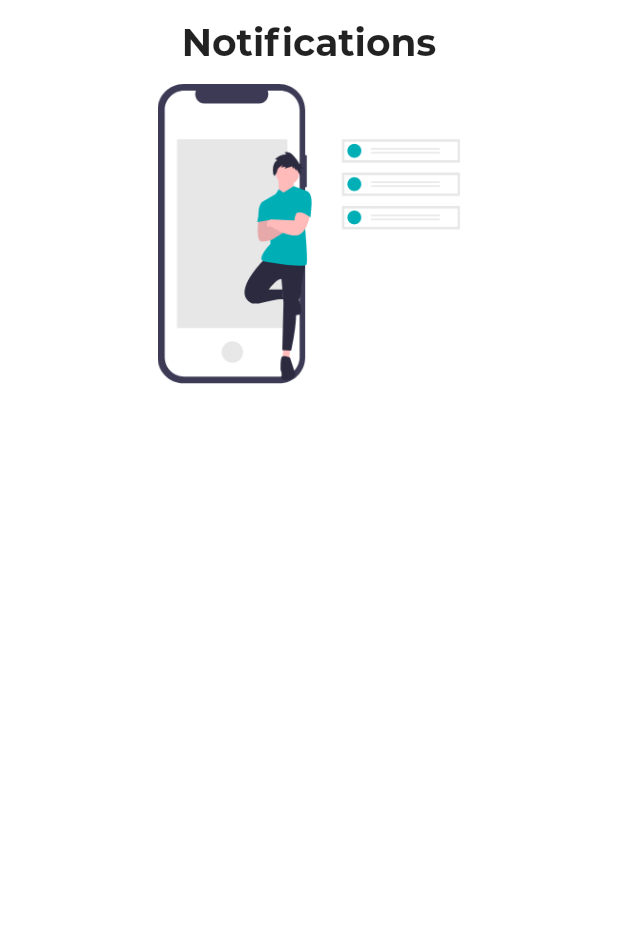
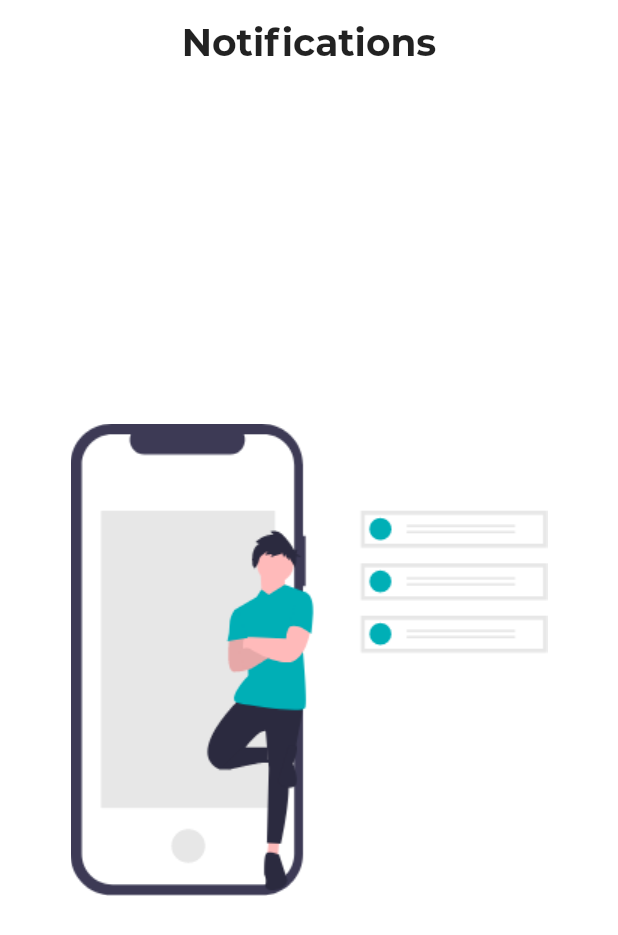
Before and after one commit to Runbhumi/Runbhumi, a Flutter app: the Notifications screen opened directly, on a phone screen of 412 x 824 dp. Shown: the top 935 px of the screen. Run offline on Flutter 3.47's test engine with Material 2 defaults, Android fonts, the phone set to English and light mode, and no system bars; our stand-ins replace bubble_tab_indicator, cloud_firestore, datetime_picker_formfield, firebase_auth, firebase_core, flutter_icons and 2 more; accounts and stored records are empty; project files that could hold a hidden picture were left out.

Commit message:
🐛 Fixed Alignment Issue

```diff
--- a/lib/view/notificationsPage.dart
+++ b/lib/view/notificationsPage.dart
@@ -126,8 +126,7 @@ class _NotificationsState extends State<Notifications> {
       body: Column(
         crossAxisAlignment: CrossAxisAlignment.start,
         children: [
-          Container(
-            height: 200,
+          Expanded(
             child: Stack(
               children: <Widget>[
                 notificationList(),
```
